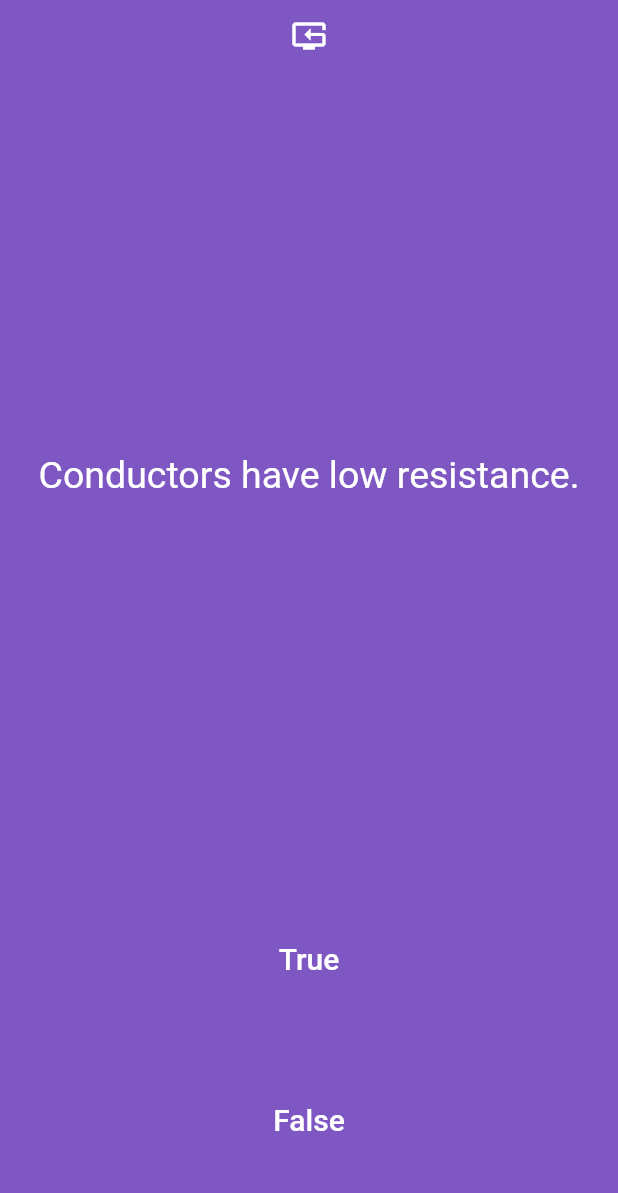
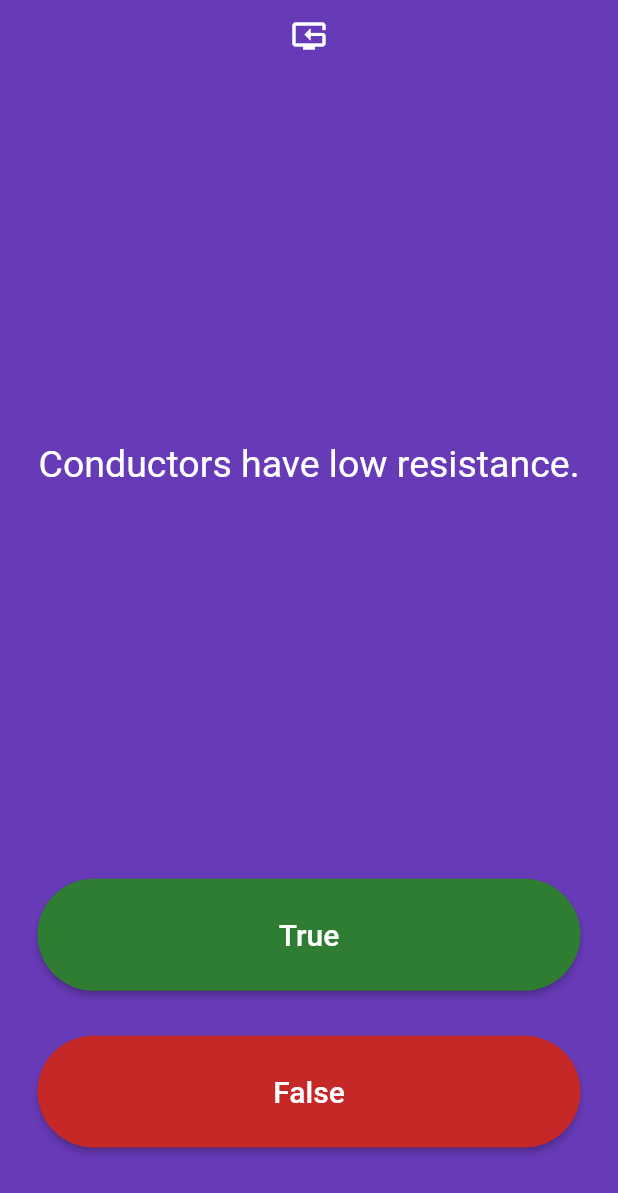
Before and after one commit to wahidmaruf/flutter_quiz, a Flutter app: the screen it shows after launch, on a phone screen of 412 x 824 dp. Shown: the top 1193 px of the screen. Run offline on Flutter 3.47's test engine with Material 2 defaults, Android fonts, the phone set to English and light mode, and no system bars.

Commit message:
Update button style

```diff
--- a/lib/main.dart
+++ b/lib/main.dart
@@ -9,13 +9,13 @@ class QuizApp extends StatelessWidget {
 
   @override
   Widget build(BuildContext context) {
-    return MaterialApp(
+    return const MaterialApp(
       debugShowCheckedModeBanner: false,
       home: AnnotatedRegion<SystemUiOverlayStyle>(
         value: SystemUiOverlayStyle.light,
         child: Scaffold(
-          backgroundColor: Colors.deepPurple.shade400,
-          body: const SafeArea(
+          backgroundColor: Colors.deepPurple,
+          body: SafeArea(
             child: Padding(
               padding: EdgeInsets.symmetric(horizontal: 10.0),
               child: QuizPage(),
--- a/lib/question.dart
+++ b/lib/question.dart
@@ -6,6 +6,4 @@ class Question {
     questionText = q;
     questionAnswer = a;
   }
-
-  // Question({required this.questionText, required this.questionAnswer});
 }
--- a/lib/quiz_page.dart
+++ b/lib/quiz_page.dart
@@ -77,7 +77,11 @@ class QuizPageState extends State<QuizPage> {
         Expanded(
           child: Padding(
             padding: const EdgeInsets.all(15.0),
-            child: TextButton(
+            child: ElevatedButton(
+              style: ElevatedButton.styleFrom(
+                shape: const StadiumBorder(),
+                backgroundColor: Colors.green.shade800,
+              ),
               child: const Text(
                 'True',
                 style: TextStyle(
@@ -96,7 +100,11 @@ class QuizPageState extends State<QuizPage> {
         Expanded(
           child: Padding(
             padding: const EdgeInsets.all(15.0),
-            child: TextButton(
+            child: ElevatedButton(
+              style: ElevatedButton.styleFrom(
+                shape: const StadiumBorder(),
+                backgroundColor: Colors.red.shade800,
+              ),
               child: const Text(
                 'False',
                 style: TextStyle(
@@ -112,6 +120,9 @@ class QuizPageState extends State<QuizPage> {
             ),
           ),
         ),
+        const SizedBox(
+          height: 20
+        ),
         Row(
           children: scoreKeeper
         )
```
